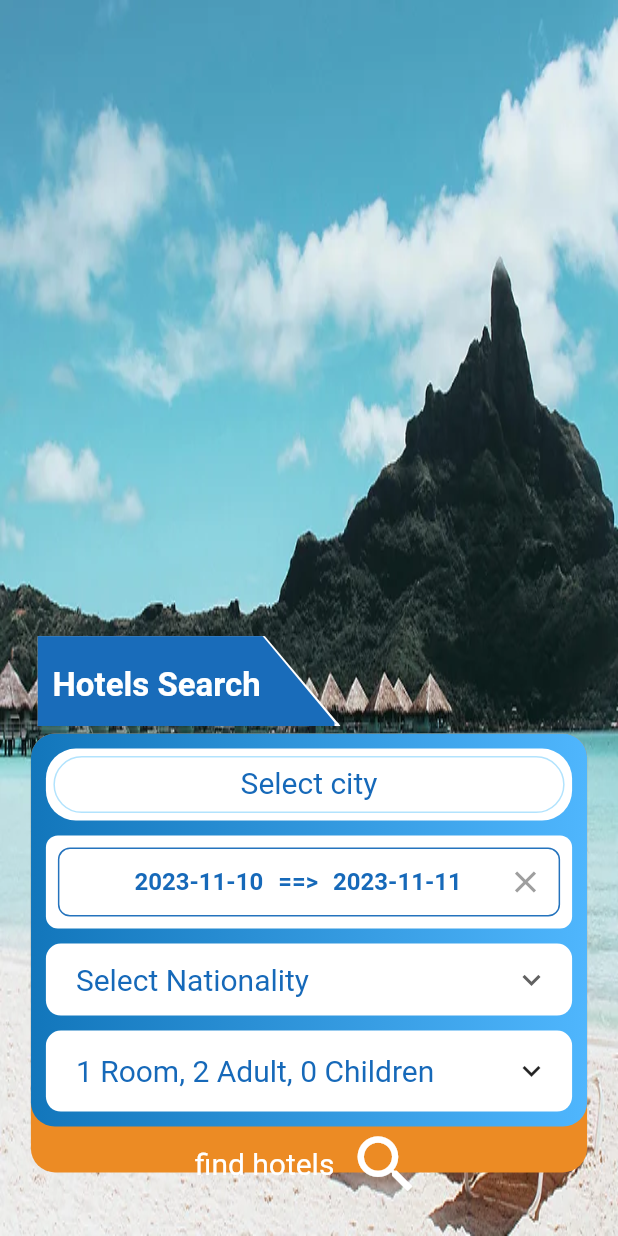
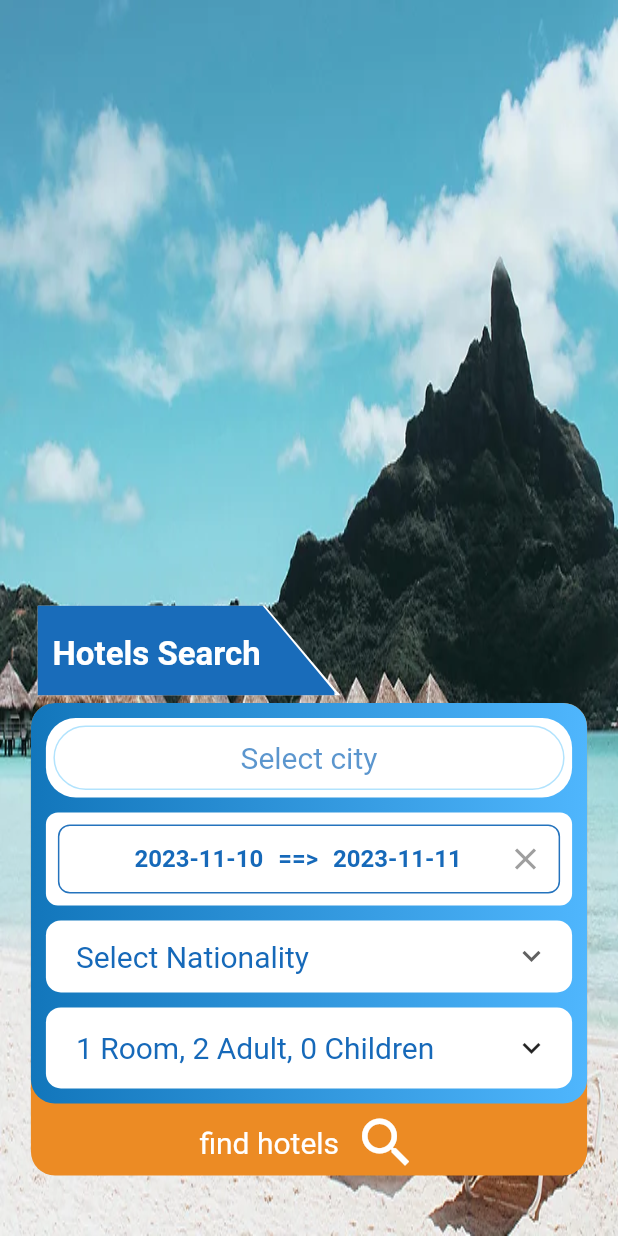
Before and after one commit to OmarAlex00/hotelsgo, a Flutter app: the screen it shows after launch, on a phone screen of 412 x 824 dp. Run offline on Flutter 3.47's test engine with Material 2 defaults, Android fonts, the phone set to English and light mode, and no system bars; our stand-ins replace flutter_switch.

Commit message:
project done

```diff
--- a/lib/features/main_feature/presentation/Widgets/custom_text_field.dart
+++ b/lib/features/main_feature/presentation/Widgets/custom_text_field.dart
@@ -4,12 +4,7 @@ import 'package:hotelsgo/core/text_styles.dart';
 
 // ignore: must_be_immutable
 class CustomTextField extends StatelessWidget {
-  CustomTextField(
-      {super.key,
-      required this.label,
-      required this.placeholder,
-      this.onChange});
-  final String label;
+  CustomTextField({super.key, required this.placeholder, this.onChange});
   final String placeholder;
   Function(String)? onChange;
   @override
@@ -27,15 +22,16 @@ class CustomTextField extends StatelessWidget {
               return 'This field is Required';
             }
           },
-          style: AppTextStyles.hintTextStyle,
+          style: AppTextStyles.labelTextStyle,
+          textAlign: TextAlign.center,
           decoration: InputDecoration(
             isDense: true,
-            contentPadding: const EdgeInsets.all(18),
+            contentPadding:
+                const EdgeInsets.symmetric(horizontal: 20, vertical: 10),
             enabledBorder: AppTextFieldBorderStyles.enabledBorder,
-            label: Center(child: Text(label)),
-            labelStyle: AppTextStyles.labelTextStyle,
             hintText: placeholder,
-            hintStyle: AppTextStyles.hintTextStyle,
+            hintStyle: AppTextStyles.labelTextStyle
+                .copyWith(color: const Color(0xff1669B9).withOpacity(.7)),
             border: AppTextFieldBorderStyles.enabledBorder,
           )),
     );
--- a/lib/features/main_feature/presentation/Widgets/find_hotels.dart
+++ b/lib/features/main_feature/presentation/Widgets/find_hotels.dart
@@ -7,23 +7,24 @@ class FindHotelsButton extends StatelessWidget {
 
   @override
   Widget build(BuildContext context) {
-    return const Padding(
-      padding: EdgeInsets.symmetric(horizontal: 100),
-      child: Row(
+    return const Row(
+      crossAxisAlignment: CrossAxisAlignment.center,
       mainAxisSize: MainAxisSize.max,
-        mainAxisAlignment: MainAxisAlignment.spaceEvenly,
+      mainAxisAlignment: MainAxisAlignment.center,
       children: [
         Text(
           'find hotels',
           style: TextStyle(color: Colors.white, fontSize: 20),
         ),
+        SizedBox(
+          width: 10,
+        ),
         Icon(
           Icons.search,
           color: Colors.white,
-            size: 50,
+          size: 43,
         )
       ],
-      ),
     );
   }
 }
--- a/lib/features/main_feature/presentation/Widgets/hotels_form_content.dart
+++ b/lib/features/main_feature/presentation/Widgets/hotels_form_content.dart
@@ -13,7 +13,7 @@ class HotelsFormContent extends StatelessWidget {
   Widget build(BuildContext context) {
     return Column(
       children: [
-        CustomTextField(label: 'Select city', placeholder: 'Select a city'),
+        CustomTextField(placeholder: 'Select city'),
         const CustomDateRange(),
         const CustomDDL(),
         const CustomButton(),
--- a/lib/features/main_feature/presentation/Widgets/hotels_form_main.dart
+++ b/lib/features/main_feature/presentation/Widgets/hotels_form_main.dart
@@ -10,7 +10,6 @@ class HotelsFormMain extends StatelessWidget {
   @override
   Widget build(BuildContext context) {
     return Container(
-      height: MediaQuery.of(context).size.height * .355,
       width: MediaQuery.of(context).size.width * .9,
       decoration: BoxDecoration(
           color: const Color(0xffEC8B24),
@@ -31,6 +30,9 @@ class HotelsFormMain extends StatelessWidget {
                 borderRadius: BorderRadius.circular(16)),
             child: const HotelsFormContent(),
           ),
+          const SizedBox(
+            height: 5,
+          ),
           const FindHotelsButton(),
         ],
       ),
```
Also changed, not shown: lib/core/custom_box_decoration.dart (+10 -1 lines), lib/features/main_feature/presentation/Widgets/custom_ddl.dart (+0 -11 lines), lib/features/main_feature/presentation/Widgets/second_secreen_title.dart (+9 -2 lines). Lines whose indentation alone changed are shown as unchanged.
